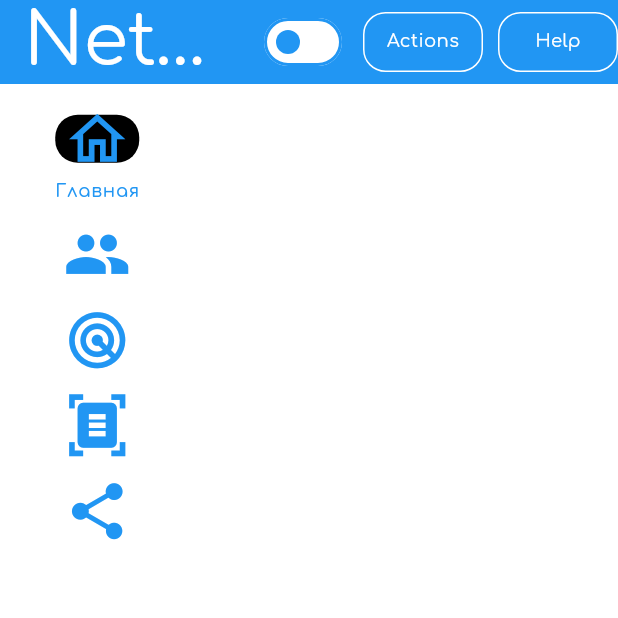
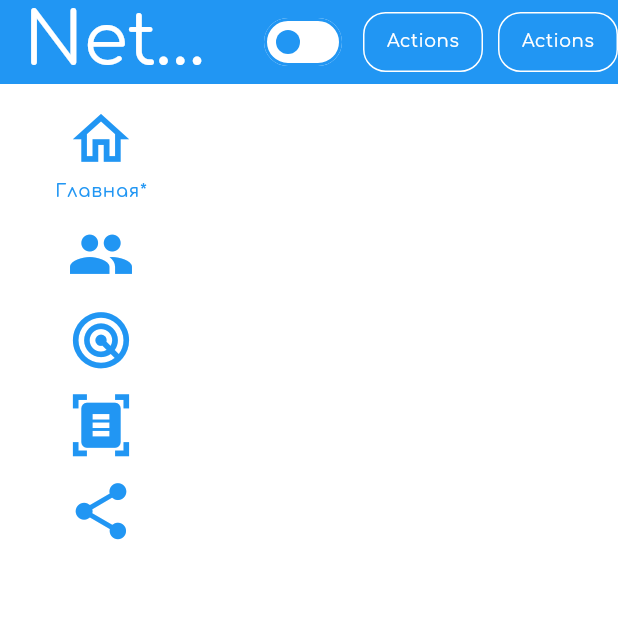
Before and after one commit to Ilase/net_runner, a Flutter app: the MtHeadpage screen opened directly, on a phone screen of 412 x 824 dp, the top half of it. Run offline on Flutter 3.47's test engine with Material 3 defaults, Android fonts, the phone set to English and light mode, and no system bars; drawn by our look-alikes of auto_size_text; our stand-ins replace bloc, equatable, flutter_bloc, google_fonts, loading_animation_widget, logger and 1 more; missing offline and left inert: platform_detector; accounts and stored records are empty.

Commit message:
mt drop menu separation

```diff
--- a/lib/core/domain/cache_operator/cache_operator_event.dart
+++ b/lib/core/domain/cache_operator/cache_operator_event.dart
@@ -4,3 +4,7 @@ part of 'cache_operator_bloc.dart';
 abstract class CacheOperatorEvent {}
 
 class LoadDataCacheOperatorEvent extends CacheOperatorEvent{}
+class SaveDataCacheOperatorEvent extends CacheOperatorEvent{
+  final String data;
+  SaveDataCacheOperatorEvent({required this.data});
+}
--- a/lib/core/presentation/mt_headpage.dart
+++ b/lib/core/presentation/mt_headpage.dart
@@ -1,12 +1,14 @@
 import 'package:flutter/material.dart';
 import 'package:auto_size_text/auto_size_text.dart';
 import 'package:google_fonts/google_fonts.dart';
+import 'package:net_runner/features/graph/mt_graph_pg.dart';
 import 'package:net_runner/features/hosts/presentation/mt_hosts_pg.dart';
 import 'package:net_runner/features/scanning/presentation/mt_scanning_pg.dart';
 import 'package:net_runner/locale/netrunner_localizations.dart';
-import 'package:net_runner/core/presentation/widgets/mt_dropmenu.dart';
+import 'package:net_runner/core/presentation/widgets/mt_dropmenu.dart' as dropmenu;
 import 'package:net_runner/features/statistic_headpage/presentation/mt_homepage_pg.dart';
 import 'package:net_runner/utils/constants/themes/app_themes.dart';
+import 'package:net_runner/utils/constants/themes/text_styles.dart';
 
 // ignore: must_be_immutable
 class MtHeadpage extends StatefulWidget {
@@ -41,14 +43,30 @@ class _MtHeadpageState extends State<MtHeadpage> {
               },
             ),
             const SizedBox(width: 10,),
-            MtDropmenu(
+            dropmenu.MtDropMenu(
               title: AppLocalizations.of(context)!.appBarActionsButtonTitle,
+              popupMenuItems: [
+                dropmenu.buildPopupMenuItem(
+                  Icons.electrical_services,
+                  'Scanning server*',
+                  'Scanning server*',
+
+            )
+              ],
             ),
             const SizedBox(
               width: 10,
             ),
-            MtDropmenu(
-              title: AppLocalizations.of(context)!.appBarInfoButtonTitle,
+            dropmenu.MtDropMenu(
+              title: AppLocalizations.of(context)!.appBarActionsButtonTitle,
+              popupMenuItems: [
+                dropmenu.buildPopupMenuItem(
+                  Icons.help,
+                  'Help*',
+                  'Help*',
+
+                )
+              ],
             ),
           ],
         ),
@@ -68,7 +86,7 @@ class _MtHeadpageState extends State<MtHeadpage> {
                   trailing: null,
                   leading: null,
                   useIndicator: true,
-                  indicatorColor: Colors.black,
+                  indicatorColor: Color.fromRGBO(255, 255, 255, 0.5),
                   backgroundColor: null,
                   selectedIconTheme: const IconThemeData(
                     opacity: 1,
@@ -96,7 +114,7 @@ class _MtHeadpageState extends State<MtHeadpage> {
                         color: AppTheme.lightTheme.colorScheme.onSurface,
                       ),
                       label: Text(
-                        'Главная',
+                        'Главная*',
                         style: AppTheme.lightTheme.textTheme.labelSmall,
                       ),
                     ),
@@ -112,7 +130,7 @@ class _MtHeadpageState extends State<MtHeadpage> {
                         color: AppTheme.lightTheme.colorScheme.onSurface,
                       ),
                       label: Text(
-                        'Хосты',
+                        'Хосты*',
                         style: AppTheme.lightTheme.textTheme.labelSmall,
                       ),
                     ),
@@ -128,7 +146,7 @@ class _MtHeadpageState extends State<MtHeadpage> {
                         color: AppTheme.lightTheme.colorScheme.onSurface,
                       ),
                       label: Text(
-                        'Сканирование',
+                        'Сканирование*',
                         style: AppTheme.lightTheme.textTheme.labelSmall,
                       ),
                     ),
@@ -144,7 +162,7 @@ class _MtHeadpageState extends State<MtHeadpage> {
                         color: AppTheme.lightTheme.colorScheme.onSurface,
                       ),
                       label: Text(
-                        'Отчёты',
+                        'Отчёты*',
                         style: AppTheme.lightTheme.textTheme.labelSmall,
                       ),
                     ),
@@ -160,7 +178,7 @@ class _MtHeadpageState extends State<MtHeadpage> {
                           color: AppTheme.lightTheme.colorScheme.onSurface,
                         ),
                         label: Text(
-                          'Сеть',
+                          'Сеть*',
                           style: AppTheme.lightTheme.textTheme.labelSmall,
                         ))
                   ],
@@ -182,15 +200,25 @@ class _MtHeadpageState extends State<MtHeadpage> {
                   //otcetiki
                   Container(
                     child: const Center(
-                      child: Text('Otchetiki'),
+                      child: Text('Otchetiki*'),
                     ),
                   ),
                   //network
                   Container(
-                    child: const Center(
-                      child: Text('Graphical network?'),
-                    ),
+                    child: Center(
+                        child: Text(
+                          'Graph',
+                          style: TextStyle(
+                            color: Colors.black,
+                          ),
+                        )
+                    )
                   ),
+                  // Container(
+                  //   child: const Center(
+                  //     child: Text('Graphical network?*'),
+                  //   ),
+                  // ),
                 ],
               )),
             ],
--- a/lib/core/presentation/widgets/mt_dropmenu.dart
+++ b/lib/core/presentation/widgets/mt_dropmenu.dart
@@ -3,8 +3,9 @@ import 'package:google_fonts/google_fonts.dart';
 import 'package:net_runner/utils/constants/themes/app_themes.dart';
 
 // ignore: must_be_immutable
-class MtDropmenu extends StatelessWidget {
-  MtDropmenu({super.key, this.title});
+class MtDropMenu extends StatelessWidget {
+  final List<PopupMenuItem> popupMenuItems;
+  MtDropMenu({super.key, this.title, required this.popupMenuItems});
   String? title;
   @override
   Widget build(BuildContext context) {
@@ -13,11 +14,7 @@ class MtDropmenu extends StatelessWidget {
         ScaffoldMessenger.of(context)
             .showSnackBar(SnackBar(content: Text("$value")));
       },
-      itemBuilder: (context) => [
-        _buildPopupMenuItem(Icons.help, "Help", "Help"),
-        _buildPopupMenuItem(Icons.help, "Help", "Help"),
-        _buildPopupMenuItem(Icons.help, "Help", "Help"),
-      ],
+      itemBuilder: (context) => popupMenuItems,
       child: Container(
         alignment: Alignment.center,
         width: 80,
@@ -35,7 +32,7 @@ class MtDropmenu extends StatelessWidget {
   }
 }
 
-PopupMenuItem _buildPopupMenuItem(IconData icon, String text, String value) {
+PopupMenuItem buildPopupMenuItem(IconData icon, String text, String value) {
   return PopupMenuItem(
       value: value,
       child: Row(
--- a/lib/features/splash_screen/mt_splash_screen.dart
+++ b/lib/features/splash_screen/mt_splash_screen.dart
@@ -78,7 +78,7 @@ class _SplashLoadingScreenState extends State<SplashLoadingScreen> {
                   Directionality(
                     textDirection: TextDirection.ltr,
                     child: Text(
-                      'Loading',
+                      'Loading*',
                       style: GoogleFonts.comfortaa(
                         color: Colors.blue,
                         fontSize: 24,
--- a/lib/locale/intl_en.arb
+++ b/lib/locale/intl_en.arb
@@ -15,4 +15,6 @@
 
     "closeButton": "Close",
     "@closeButton": {}
+
+
 }
```
Also changed, not shown: lib/core/domain/cache_operator/cache_operator_bloc.dart (+8 -0 lines), lib/features/graph/mt_graph_pg.dart (added, +136 -0 lines), 1 other file.
